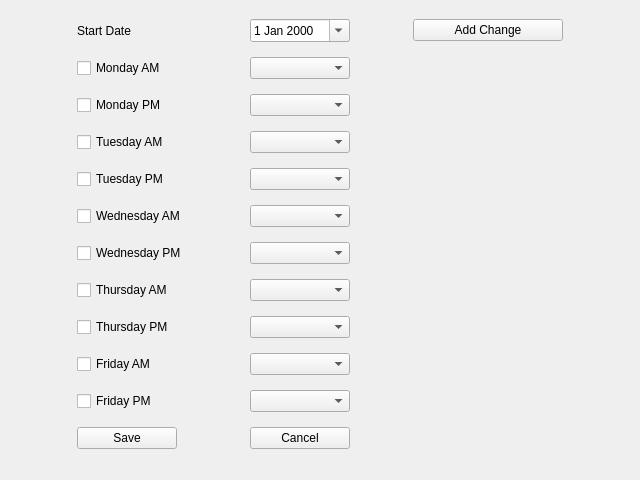
Before: the Qt Designer form SessionsBooking/sessionsform.ui in d-c-hope/NurserySessionsSheets, drawn with Qt 5.
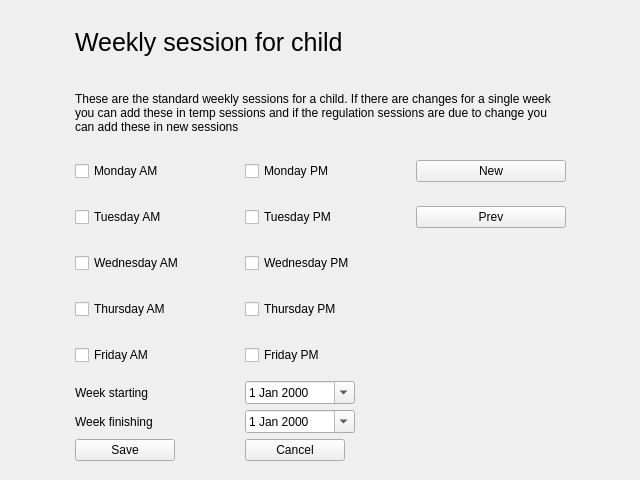
After: the same form once the commit is applied.

Commit message: Nearly found a suitable interface for the sessions

```diff
--- a/SessionsBooking/sessionsform.ui
+++ b/SessionsBooking/sessionsform.ui
@@ -23,30 +23,14 @@
     </rect>
    </property>
    <layout class="QGridLayout" name="gridLayout">
-    <item row="9" column="1">
-     <widget class="QComboBox" name="comboBox_9"/>
-    </item>
-    <item row="10" column="0">
-     <widget class="QCheckBox" name="fridayPMCheckBox">
+    <item row="5" column="1">
+     <widget class="QCheckBox" name="tuesPMCheckBox">
       <property name="text">
-       <string>Friday PM</string>
+       <string>Tuesday PM</string>
       </property>
      </widget>
     </item>
-    <item row="8" column="1">
-     <widget class="QComboBox" name="comboBox_8"/>
-    </item>
-    <item row="3" column="1">
-     <widget class="QComboBox" name="comboBox_3"/>
-    </item>
-    <item row="0" column="0">
-     <widget class="QLabel" name="label">
-      <property name="text">
-       <string>Start Date</string>
-      </property>
-     </widget>
-    </item>
-    <item row="11" column="1">
+    <item row="14" column="1">
      <widget class="QPushButton" name="cancelButton">
       <property name="maximumSize">
        <size>
@@ -59,43 +43,82 @@
       </property>
      </widget>
     </item>
-    <item row="10" column="1">
-     <widget class="QComboBox" name="comboBox_10"/>
-    </item>
-    <item row="2" column="1">
-     <widget class="QComboBox" name="comboBox_2"/>
-    </item>
-    <item row="1" column="1">
-     <widget class="QComboBox" name="comboBox"/>
-    </item>
-    <item row="6" column="1">
-     <widget class="QComboBox" name="comboBox_6"/>
-    </item>
-    <item row="8" column="0">
-     <widget class="QCheckBox" name="thursPMCheckBox">
-      <property name="text">
-       <string>Thursday PM</string>
-      </property>
-     </widget>
-    </item>
-    <item row="7" column="0">
+    <item row="9" column="0">
      <widget class="QCheckBox" name="thursAMCheckBox">
+      <property name="minimumSize">
+       <size>
+        <width>0</width>
+        <height>40</height>
+       </size>
+      </property>
       <property name="text">
        <string>Thursday AM</string>
       </property>
      </widget>
     </item>
-    <item row="9" column="0">
+    <item row="9" column="1">
+     <widget class="QCheckBox" name="thursPMCheckBox">
+      <property name="text">
+       <string>Thursday PM</string>
+      </property>
+     </widget>
+    </item>
+    <item row="1" column="0" colspan="3">
+     <widget class="QLabel" name="subTitleText">
+      <property name="text">
+       <string>These are the standard weekly sessions for a child. If there are changes for a single week you can add these in temp sessions and if the regulation sessions are due to change you can add these in new sessions</string>
+      </property>
+      <property name="wordWrap">
+       <bool>true</bool>
+      </property>
+     </widget>
+    </item>
+    <item row="5" column="2">
+     <widget class="QPushButton" name="prevSessionsButton">
+      <property name="text">
+       <string>Prev</string>
+      </property>
+     </widget>
+    </item>
+    <item row="0" column="0" colspan="3">
+     <widget class="QLabel" name="titleText">
+      <property name="maximumSize">
+       <size>
+        <width>16777215</width>
+        <height>100</height>
+       </size>
+      </property>
+      <property name="font">
+       <font>
+        <pointsize>19</pointsize>
+       </font>
+      </property>
+      <property name="text">
+       <string>Weekly session for child</string>
+      </property>
+     </widget>
+    </item>
+    <item row="3" column="1">
+     <widget class="QCheckBox" name="monPMCheckBox">
+      <property name="text">
+       <string>Monday PM</string>
+      </property>
+     </widget>
+    </item>
+    <item row="11" column="0">
      <widget class="QCheckBox" name="fridayAMCheckBox">
+      <property name="minimumSize">
+       <size>
+        <width>0</width>
+        <height>40</height>
+       </size>
+      </property>
       <property name="text">
        <string>Friday AM</string>
       </property>
      </widget>
     </item>
-    <item row="4" column="1">
-     <widget class="QComboBox" name="comboBox_4"/>
-    </item>
-    <item row="11" column="0">
+    <item row="14" column="0">
      <widget class="QPushButton" name="saveButton">
       <property name="maximumSize">
        <size>
@@ -108,63 +131,75 @@
       </property>
      </widget>
     </item>
-    <item row="2" column="0">
-     <widget class="QCheckBox" name="monPMCheckBox">
+    <item row="12" column="0">
+     <widget class="QLabel" name="label">
       <property name="text">
-       <string>Monday PM</string>
+       <string>Week starting</string>
       </property>
      </widget>
     </item>
-    <item row="1" column="0">
+    <item row="3" column="0">
      <widget class="QCheckBox" name="monAMCheckBox">
+      <property name="minimumSize">
+       <size>
+        <width>0</width>
+        <height>40</height>
+       </size>
+      </property>
       <property name="text">
        <string>Monday AM</string>
       </property>
      </widget>
     </item>
-    <item row="7" column="1">
-     <widget class="QComboBox" name="comboBox_7"/>
-    </item>
-    <item row="3" column="0">
+    <item row="5" column="0">
      <widget class="QCheckBox" name="tuesAMCheckBox">
+      <property name="minimumSize">
+       <size>
+        <width>0</width>
+        <height>40</height>
+       </size>
+      </property>
       <property name="text">
        <string>Tuesday AM</string>
       </property>
      </widget>
     </item>
-    <item row="5" column="0">
+    <item row="7" column="0">
      <widget class="QCheckBox" name="wedAMCheckBox">
+      <property name="minimumSize">
+       <size>
+        <width>0</width>
+        <height>40</height>
+       </size>
+      </property>
       <property name="text">
        <string>Wednesday AM</string>
       </property>
      </widget>
     </item>
-    <item row="5" column="1">
-     <widget class="QComboBox" name="comboBox_5"/>
-    </item>
-    <item row="6" column="0">
+    <item row="7" column="1">
      <widget class="QCheckBox" name="wedPMCheckBox">
       <property name="text">
        <string>Wednesday PM</string>
       </property>
      </widget>
     </item>
-    <item row="0" column="1">
+    <item row="11" column="1">
+     <widget class="QCheckBox" name="fridayPMCheckBox">
+      <property name="text">
+       <string>Friday PM</string>
+      </property>
+     </widget>
+    </item>
+    <item row="12" column="1">
      <widget class="QDateEdit" name="dateEdit">
       <property name="calendarPopup">
        <bool>true</bool>
       </property>
      </widget>
     </item>
-    <item row="4" column="0">
-     <widget class="QCheckBox" name="tuesPMCheckBox">
-      <property name="text">
-       <string>Tuesday PM</string>
-      </property>
-     </widget>
-    </item>
-    <item row="0" column="2">
-     <widget class="QPushButton" name="changeButton">
+    <item row="3" column="2">
+     <widget class="QPushButton" name="newSessionsButton">
       <property name="maximumSize">
        <size>
         <width>150</width>
@@ -172,7 +207,21 @@
        </size>
       </property>
       <property name="text">
-       <string>Add Change</string>
+       <string>New</string>
+      </property>
+     </widget>
+    </item>
+    <item row="13" column="0">
+     <widget class="QLabel" name="label_2">
+      <property name="text">
+       <string>Week finishing</string>
+      </property>
+     </widget>
+    </item>
+    <item row="13" column="1">
+     <widget class="QDateEdit" name="endDateEdit">
+      <property name="calendarPopup">
+       <bool>true</bool>
       </property>
      </widget>
     </item>
```
The commit also changes 16 other files.
